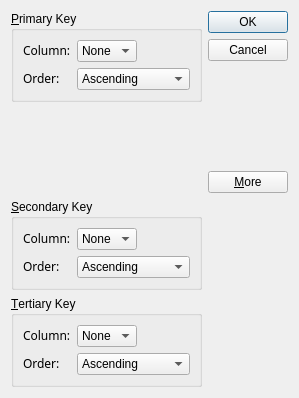
This is GUI_Qt4_book/chap02/sort/sortdialog.ui in chenhh/Qt5_example as Qt 5 draws it before an edit. The edited form follows.
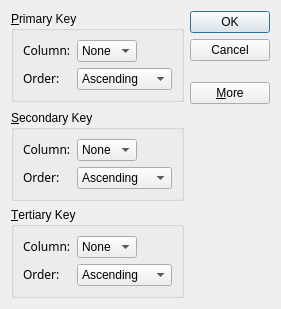
This is the edited form.

```diff
--- a/GUI_Qt4_book/chap02/sort/sortdialog.ui
+++ b/GUI_Qt4_book/chap02/sort/sortdialog.ui
@@ -1,12 +1,12 @@
 <ui version="4.0" >
  <class>SortDialog</class>
- <widget class="QDialog" name="SortDialog" >
-  <property name="geometry" >
+ <widget class="QDialog" name="SortDialog">
+  <property name="geometry">
    <rect>
     <x>0</x>
     <y>0</y>
-    <width>299</width>
-    <height>398</height>
+    <width>261</width>
+    <height>309</height>
    </rect>
   </property>
   <property name="windowTitle" >
```
Left out of the diff: 215 changed lines with no effect on the pictures.
